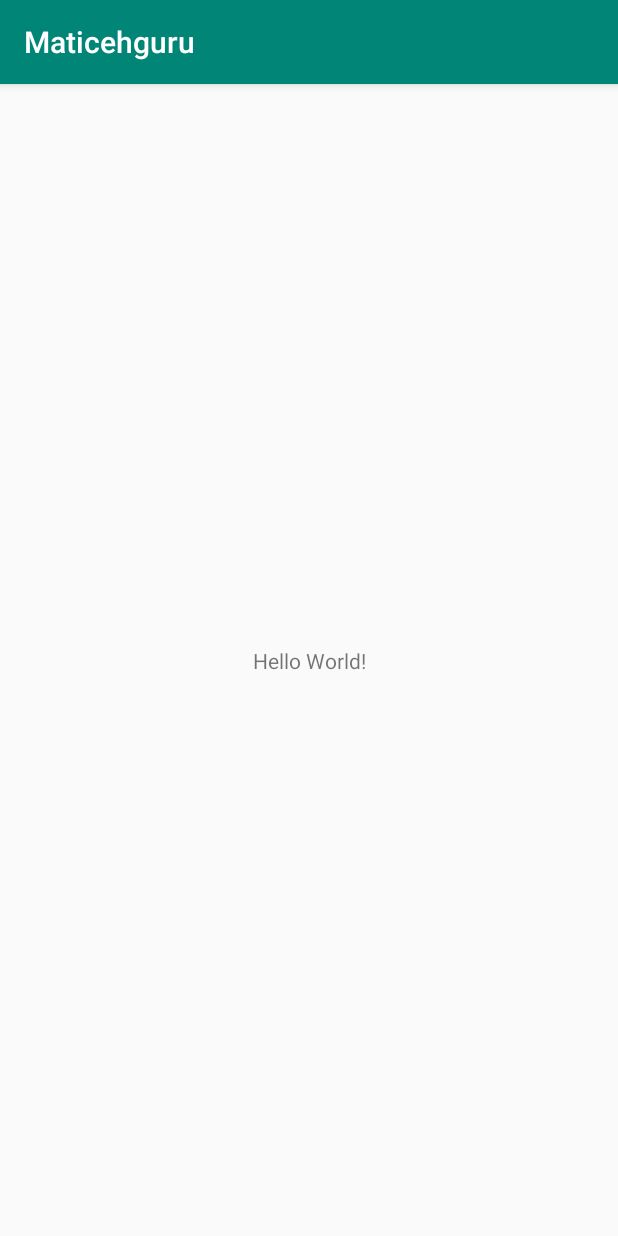
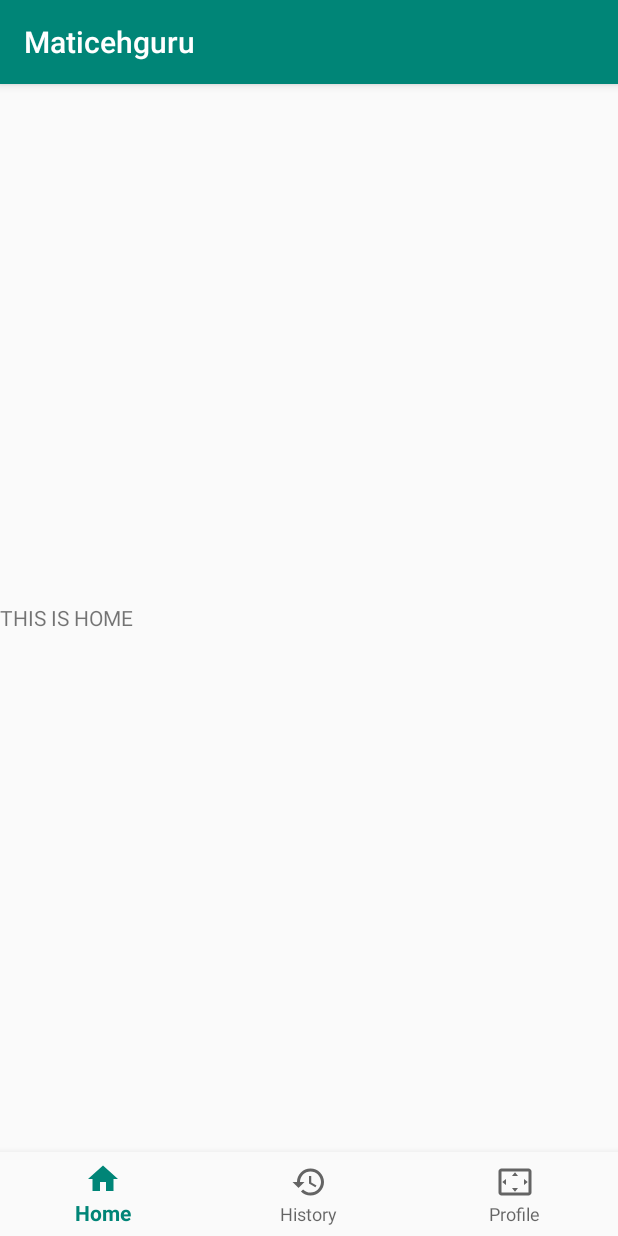
Before and after one commit to nadiahtsp/androidGuru, an Android app: the MainActivity screen opened directly, with no data from a screen before it, on a phone screen of 412 x 824 dp. Run offline under Robolectric (Android 15) with nearby library versions, the light colour scheme and no system bars.

Commit message:
navbar guru

```diff
--- a/app/build.gradle
+++ b/app/build.gradle
@@ -21,6 +21,7 @@ android {
 dependencies {
     implementation fileTree(dir: 'libs', include: ['*.jar'])
     implementation 'com.android.support:appcompat-v7:28.0.0'
+    implementation 'com.android.support:design:28.0.0'
     implementation 'com.android.support.constraint:constraint-layout:1.1.3'
     testImplementation 'junit:junit:4.12'
     androidTestImplementation 'com.android.support.test:runner:1.0.2'
--- /dev/null
+++ b/app/src/main/java/com/example/maticehguru/GuruFragmentHome.java
@@ -0,0 +1,26 @@
+package com.example.maticehguru;
+
+import android.os.Bundle;
+import android.support.annotation.NonNull;
+import android.support.annotation.Nullable;
+import android.support.v4.app.Fragment;
+import android.support.v7.widget.RecyclerView;
+import android.view.LayoutInflater;
+import android.view.View;
+import android.view.ViewGroup;
+import android.widget.ListView;
+
+import java.util.ArrayList;
+import java.util.List;
+
+public class GuruFragmentHome extends Fragment {
+
+    @Nullable
+    @Override
+    public View onCreateView(@NonNull LayoutInflater inflater, @Nullable ViewGroup container, @Nullable Bundle savedInstanceState) {
+        return inflater.inflate(R.layout.user_fragment_home, container, false);
+    }
+
+
+
+}
--- a/app/src/main/java/com/example/maticehguru/MainActivity.java
+++ b/app/src/main/java/com/example/maticehguru/MainActivity.java
@@ -1,7 +1,11 @@
 package com.example.maticehguru;
 
+import android.support.annotation.NonNull;
+import android.support.design.widget.BottomNavigationView;
+import android.support.v4.app.Fragment;
 import android.support.v7.app.AppCompatActivity;
 import android.os.Bundle;
+import android.view.MenuItem;
 
 public class MainActivity extends AppCompatActivity {
 
@@ -9,5 +13,35 @@ public class MainActivity extends AppCompatActivity {
     protected void onCreate(Bundle savedInstanceState) {
         super.onCreate(savedInstanceState);
         setContentView(R.layout.activity_main);
+
+        BottomNavigationView user_bottom_nav = findViewById(R.id.user_bottomnavigation);
+        user_bottom_nav.setOnNavigationItemSelectedListener(navListener);
+
+        getSupportFragmentManager().beginTransaction().replace(R.id.guru_fragment_container,
+                new GuruFragmentHome()).commit();
     }
+
+    private BottomNavigationView.OnNavigationItemSelectedListener navListener =
+            new BottomNavigationView.OnNavigationItemSelectedListener() {
+                @Override
+                public boolean onNavigationItemSelected(@NonNull MenuItem menuItem) {
+                    Fragment selectedFragment = null;
+
+                    switch (menuItem.getItemId()){
+                        case R.id.guru_bottomnav_home:
+                            selectedFragment = new GuruFragmentHome();
+                            break;
+                        case R.id.guru_bottomnav_scan:
+                            selectedFragment = new GuruScanFragment();
+                            break;
+                        case R.id.guru_bottomnav_history:
+                            selectedFragment = new GuruHistoryFragment();
+                            break;
+
+                    }
+                    getSupportFragmentManager().beginTransaction().replace(R.id.guru_fragment_container,
+                            selectedFragment).commit();
+                    return true;
+                }
+            };
 }
--- /dev/null
+++ b/app/src/main/res/drawable/ic_history_black_24dp.xml
@@ -0,0 +1,9 @@
+<vector xmlns:android="http://schemas.android.com/apk/res/android"
+        android:width="24dp"
+        android:height="24dp"
+        android:viewportWidth="24.0"
+        android:viewportHeight="24.0">
+    <path
+        android:fillColor="#FF000000"
+        android:pathData="M13,3c-4.97,0 -9,4.03 -9,9L1,12l3.89,3.89 0.07,0.14L9,12L6,12c0,-3.87 3.13,-7 7,-7s7,3.13 7,7 -3.13,7 -7,7c-1.93,0 -3.68,-0.79 -4.94,-2.06l-1.42,1.42C8.27,19.99 10.51,21 13,21c4.97,0 9,-4.03 9,-9s-4.03,-9 -9,-9zM12,8v5l4.28,2.54 0.72,-1.21 -3.5,-2.08L13.5,8L12,8z"/>
+</vector>
--- /dev/null
+++ b/app/src/main/res/drawable/ic_home_black_24dp.xml
@@ -0,0 +1,9 @@
+<vector xmlns:android="http://schemas.android.com/apk/res/android"
+        android:width="24dp"
+        android:height="24dp"
+        android:viewportWidth="24.0"
+        android:viewportHeight="24.0">
+    <path
+        android:fillColor="#FF000000"
+        android:pathData="M10,20v-6h4v6h5v-8h3L12,3 2,12h3v8z"/>
+</vector>
--- /dev/null
+++ b/app/src/main/res/drawable/ic_settings_overscan_black_24dp.xml
@@ -0,0 +1,9 @@
+<vector xmlns:android="http://schemas.android.com/apk/res/android"
+        android:width="24dp"
+        android:height="24dp"
+        android:viewportWidth="24.0"
+        android:viewportHeight="24.0">
+    <path
+        android:fillColor="#FF000000"
+        android:pathData="M12.01,5.5L10,8h4l-1.99,-2.5zM18,10v4l2.5,-1.99L18,10zM6,10l-2.5,2.01L6,14v-4zM14,16h-4l2.01,2.5L14,16zM21,3L3,3c-1.1,0 -2,0.9 -2,2v14c0,1.1 0.9,2 2,2h18c1.1,0 2,-0.9 2,-2L23,5c0,-1.1 -0.9,-2 -2,-2zM21,19.01L3,19.01L3,4.99h18v14.02z"/>
+</vector>
--- a/app/src/main/res/layout/activity_main.xml
+++ b/app/src/main/res/layout/activity_main.xml
@@ -1,18 +1,28 @@
 <?xml version="1.0" encoding="utf-8"?>
-<android.support.constraint.ConstraintLayout xmlns:android="http://schemas.android.com/apk/res/android"
+<RelativeLayout xmlns:android="http://schemas.android.com/apk/res/android"
     xmlns:app="http://schemas.android.com/apk/res-auto"
     xmlns:tools="http://schemas.android.com/tools"
     android:layout_width="match_parent"
     android:layout_height="match_parent"
     tools:context=".MainActivity">
 
-    <TextView
-        android:layout_width="wrap_content"
+    <FrameLayout
+        android:id="@+id/guru_fragment_container"
+        android:layout_width="match_parent"
+        android:layout_height="match_parent"
+        android:layout_above="@+id/user_bottomnavigation"></FrameLayout>
+
+
+
+    <android.support.design.widget.BottomNavigationView
+        android:id="@+id/user_bottomnavigation"
+        android:layout_width="match_parent"
         android:layout_height="wrap_content"
-        android:text="Hello World!"
-        app:layout_constraintBottom_toBottomOf="parent"
-        app:layout_constraintLeft_toLeftOf="parent"
-        app:layout_constraintRight_toRightOf="parent"
-        app:layout_constraintTop_toTopOf="parent" />
+        android:layout_alignParentBottom="true"
+        app:menu="@menu/bottom_navigation"
+        android:background="?android:attr/windowBackground"
+        >
 
-</android.support.constraint.ConstraintLayout>
+    </android.support.design.widget.BottomNavigationView>
+
+</RelativeLayout>
--- /dev/null
+++ b/app/src/main/res/layout/user_fragment_home.xml
@@ -0,0 +1,12 @@
+<?xml version="1.0" encoding="utf-8"?>
+<RelativeLayout xmlns:android="http://schemas.android.com/apk/res/android"
+    android:layout_width="match_parent"
+    android:layout_height="match_parent">
+
+    <TextView
+        android:layout_width="match_parent"
+        android:layout_height="wrap_content"
+        android:text="THIS IS HOME"
+        android:layout_centerInParent="true"/>
+
+</RelativeLayout>
--- /dev/null
+++ b/app/src/main/res/menu/bottom_navigation.xml
@@ -0,0 +1,19 @@
+<?xml version="1.0" encoding="utf-8"?>
+<menu xmlns:android="http://schemas.android.com/apk/res/android">
+    <item
+        android:id="@+id/guru_bottomnav_home"
+        android:icon="@drawable/ic_home_black_24dp"
+        android:title="Home"
+        />
+
+    <item
+        android:id="@+id/guru_bottomnav_history"
+        android:icon="@drawable/ic_history_black_24dp"
+        android:title="History"
+        />
+    <item
+        android:id="@+id/guru_bottomnav_scan"
+        android:icon="@drawable/ic_settings_overscan_black_24dp"
+        android:title="Profile"
+        />
+</menu>
```
Also changed, not shown: app/src/main/java/com/example/maticehguru/GuruHistoryFragment.java (added, +17 -0 lines), app/src/main/java/com/example/maticehguru/GuruScanFragment.java (added, +17 -0 lines), app/src/main/res/layout/user_fragment_history.xml (added, +12 -0 lines), app/src/main/res/layout/user_fragment_scan.xml (added, +12 -0 lines), 5 other files.
